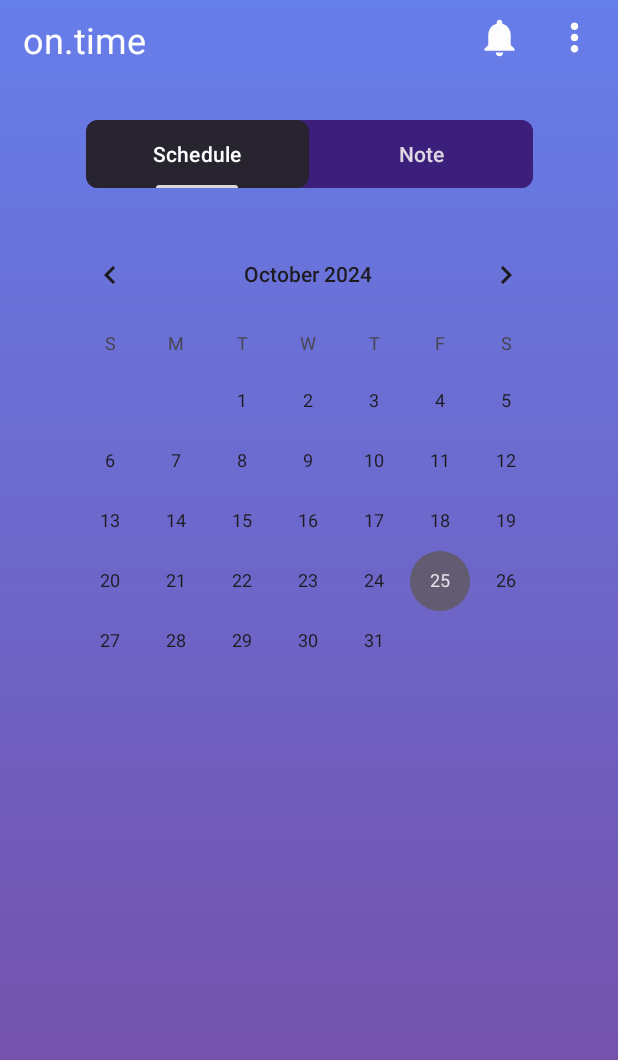
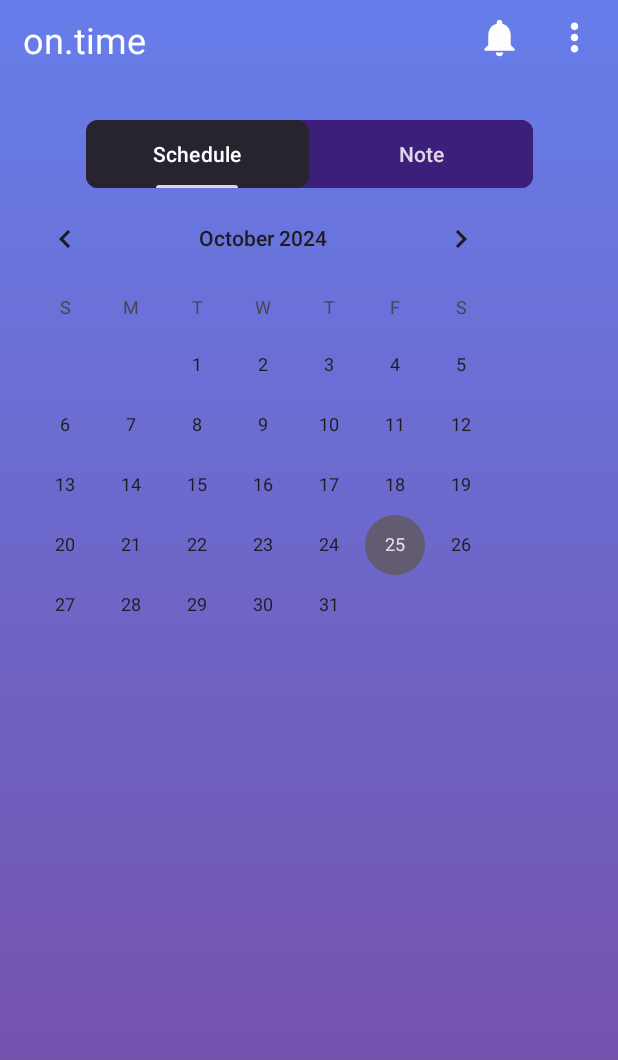
Before and after one commit to VinhGiang731/To-Do-List-App, an Android app: the MakeNoteActivity screen opened directly, with no data from a screen before it, on a phone screen of 412 x 824 dp. Shown: the top 1060 px of the screen. Run offline under Robolectric (Android 15) with nearby library versions, the phone set to English and light mode, and no system bars.

Commit message:
update class and create many class

```diff
--- a/app/src/main/java/com/example/to_do_list/MainActivity.kt
+++ b/app/src/main/java/com/example/to_do_list/MainActivity.kt
@@ -14,6 +14,7 @@ class MainActivity : AppCompatActivity() {
         enableEdgeToEdge()
         binding = ActivityMainBinding.inflate(layoutInflater)
         setContentView(binding.root)
+
         AddEventStart()
     }
 
--- a/app/src/main/java/com/example/to_do_list/MakeNoteActivity.kt
+++ b/app/src/main/java/com/example/to_do_list/MakeNoteActivity.kt
@@ -5,6 +5,7 @@ import android.os.Bundle
 import androidx.activity.enableEdgeToEdge
 import androidx.appcompat.app.AppCompatActivity
 import com.example.to_do_list.databinding.ActivityMakenoteBinding
+import com.google.android.material.tabs.TabLayoutMediator
 
 class MakeNoteActivity : AppCompatActivity() {
     private lateinit var binding: ActivityMakenoteBinding
@@ -14,13 +15,18 @@ class MakeNoteActivity : AppCompatActivity() {
         binding = ActivityMakenoteBinding.inflate(layoutInflater)
         setContentView(binding.root)
         AddEventBtnMore()
+        ViewPagerSetup()
+    }
+
+    private fun ViewPagerSetup() {
+        val adt = viewPagerAdapter(supportFragmentManager, lifecycle)
+        binding.pgForTablayout.adapter = adt
     }
 
     private fun AddEventBtnMore() {
         binding.btnMore.setOnClickListener {
             val intent = Intent(this, MoreActivity::class.java)
             startActivity(intent)
-//            finish()
         }
     }
 }
--- /dev/null
+++ b/app/src/main/java/com/example/to_do_list/Schedul_fragment.kt
@@ -0,0 +1,20 @@
+package com.example.to_do_list
+
+import android.os.Bundle
+import androidx.fragment.app.Fragment
+import android.view.LayoutInflater
+import android.view.View
+import android.view.ViewGroup
+import com.example.to_do_list.databinding.FragmentSchedulViewBinding
+
+
+class Schedul_fragment : Fragment(R.layout.fragment_schedul_view) {
+   private lateinit var binding: FragmentSchedulViewBinding
+
+    override fun onViewCreated(view: View, savedInstanceState: Bundle?) {
+        super.onViewCreated(view, savedInstanceState)
+        binding = FragmentSchedulViewBinding.inflate(layoutInflater)
+    }
+
+
+}
--- /dev/null
+++ b/app/src/main/java/com/example/to_do_list/viewPagerAdapter.kt
@@ -0,0 +1,22 @@
+package com.example.to_do_list
+
+import androidx.fragment.app.Fragment
+import androidx.fragment.app.FragmentManager
+import androidx.lifecycle.Lifecycle
+import androidx.viewpager2.adapter.FragmentStateAdapter
+
+class viewPagerAdapter(fragmentManager: FragmentManager, lifecycle: Lifecycle) : FragmentStateAdapter(fragmentManager, lifecycle) {
+    override fun getItemCount(): Int {
+        return 2
+    }
+
+    override fun createFragment(position: Int): Fragment {
+        return when (position){
+            0 -> {
+                Schedul_fragment()
+            } else -> {
+                Note_fragment()
+            }
+        }
+    }
+}
--- a/app/src/main/res/layout/activity_makenote.xml
+++ b/app/src/main/res/layout/activity_makenote.xml
@@ -84,13 +84,11 @@
 
     </com.google.android.material.tabs.TabLayout>
 
-    <CalendarView
-        android:id="@+id/cld_Schedule"
-        android:layout_width="wrap_content"
-        android:layout_height="wrap_content"
-        android:layout_marginTop="24dp"
+    <androidx.viewpager2.widget.ViewPager2
+        android:id="@+id/pg_forTablayout"
+        android:layout_width="409dp"
+        android:layout_height="400dp"
         app:layout_constraintEnd_toEndOf="parent"
-        app:layout_constraintHorizontal_bias="0.488"
         app:layout_constraintStart_toStartOf="parent"
         app:layout_constraintTop_toBottomOf="@+id/tbl_options" />
 
--- /dev/null
+++ b/app/src/main/res/layout/fragment_schedul_view.xml
@@ -0,0 +1,12 @@
+<?xml version="1.0" encoding="utf-8"?>
+<FrameLayout xmlns:android="http://schemas.android.com/apk/res/android"
+    xmlns:tools="http://schemas.android.com/tools"
+    android:layout_width="match_parent"
+    android:layout_height="match_parent"
+    tools:context=".Schedul_fragment">
+
+    <CalendarView
+        android:id="@+id/calendarView"
+        android:layout_width="wrap_content"
+        android:layout_height="wrap_content" />
+</FrameLayout>
--- a/app/src/main/res/values/strings.xml
+++ b/app/src/main/res/values/strings.xml
@@ -7,4 +7,6 @@
     <string name="start">Start</string>
     <string name="schedule">Schedule</string>
     <string name="note">Note</string>
+    <!-- TODO: Remove or change this placeholder text -->
+    <string name="hello_blank_fragment">Hello blank fragment</string>
 </resources>
```
Also changed, not shown: app/src/main/java/com/example/to_do_list/Note_fragment.kt (added, +59 -0 lines), app/src/main/res/layout/fragment_note_view.xml (added, +14 -0 lines).
